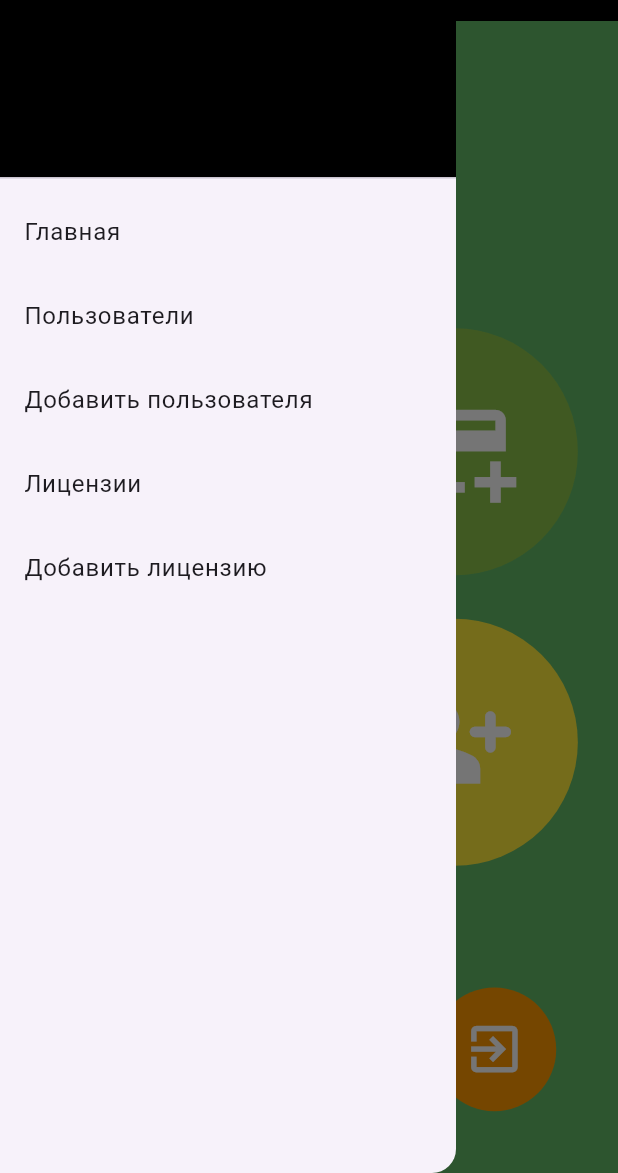
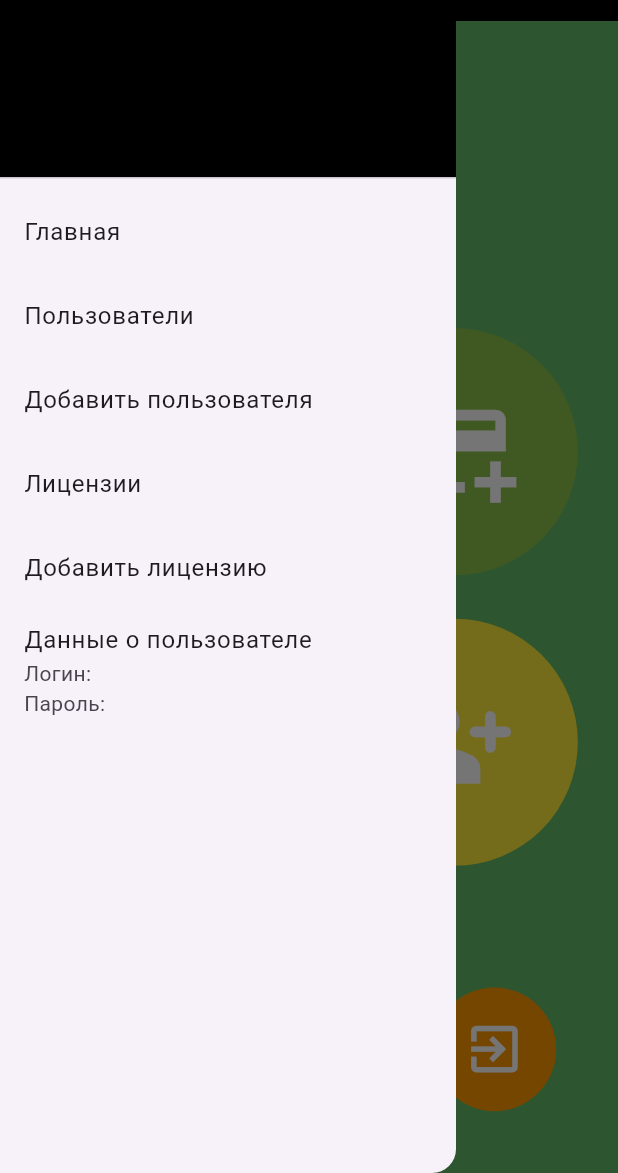
Before and after one commit to kzews/flutter, a Flutter app: the Home1Page screen opened directly with empty values, with the side drawer open, on a phone screen of 412 x 824 dp, the part 63-1236 px from its top. Run offline on Flutter 3.47's test engine with Material 3 defaults, Android fonts, the light colour scheme and no system bars; our stand-ins replace dio, flutter_form_builder, page_transition.

Commit message:
refactor code, fix bugs, added processing of the "back" button for android (to exit the application, press twice)

```diff
--- a/lib/appBar.dart
+++ b/lib/appBar.dart
@@ -114,6 +114,23 @@ class AppDrawer extends StatelessWidget {
               ));
             },
           ),
+          ListTile(
+            title: const Text('Данные о пользователе'),
+
+            onTap: () {
+              Navigator.of(context).pushReplacement(PageTransition(
+                type: PageTransitionType.leftToRight,
+                child: HomePage(userDto: userDto),
+              ));
+            },
+            subtitle: Column(
+              crossAxisAlignment: CrossAxisAlignment.start,
+              children: [
+                Text('Логин: ${userDto.login}'),
+                Text('Пароль: ${userDto.password}'),
+              ],
+            ),
+          ),
         ],
       ),
     );
--- a/lib/screens/test_page.dart
+++ b/lib/screens/test_page.dart
@@ -7,6 +7,7 @@ import 'package:page_transition/page_transition.dart';
 
 import '../appBar.dart';
 import '../objects/userDto.dart';
+import '../services/backButton.dart';
 import 'add_license.dart';
 
 class Home1Page extends StatefulWidget {
@@ -19,6 +20,7 @@ class Home1Page extends StatefulWidget {
 
 class _Home1PageState extends State<Home1Page> {
   late bool isHovered; // Инициализация переменной в состоянии
+  DateTime? currentBackPressTime;
 
   @override
   void initState() {
@@ -35,7 +37,11 @@ class _Home1PageState extends State<Home1Page> {
     double bottomPadding =
         MediaQuery.of(context).size.height * 0.05; // 5% высоты экрана
 
-    return Scaffold(
+    return WillPopScope(
+      onWillPop: () async {
+        return backButton(context);
+      },
+      child: Scaffold(
         appBar: CustomAppBar(userDto: widget.userDto),
         drawer: AppDrawer(userDto: widget.userDto),
         body: Stack(
@@ -47,11 +53,13 @@ class _Home1PageState extends State<Home1Page> {
                   Row(
                     mainAxisAlignment: MainAxisAlignment.center,
                     children: [
-                    HoverButton(context, Colors.red, Icons.groups_outlined, () {
+                      HoverButton(context, Colors.red, Icons.groups_outlined,
+                          () {
                         _navigateToPage(context, Colors.red);
                       }),
                       SizedBox(width: screenWidth * 0.07),
-                    HoverButton(context, Colors.lightGreen, Icons.add_card, () {
+                      HoverButton(context, Colors.lightGreen, Icons.add_card,
+                          () {
                         _navigateToPage(context, Colors.lightGreen);
                       }),
                     ],
@@ -84,6 +92,7 @@ class _Home1PageState extends State<Home1Page> {
             ),
           ],
         ),
+      ),
     );
   }
 
@@ -103,7 +112,6 @@ class _Home1PageState extends State<Home1Page> {
 
     Navigator.of(context).pushReplacement(PageTransition(
       type: PageTransitionType.fade,
-      // Выберите нужный вам тип анимации (например, fade)
       child: page,
     ));
   }
@@ -161,20 +169,3 @@ class _HoverButtonState extends State<HoverButton> {
     );
   }
 }
-
-// class MyCustomRoute<T> extends MaterialPageRoute<T> {
-//   MyCustomRoute({WidgetBuilder? builder, RouteSettings? settings})
-//       : super(builder: builder!, settings: settings);
-//
-//   @override
-//   Widget buildTransitions(BuildContext context, Animation<double> animation,
-//       Animation<double> secondaryAnimation, Widget child) {
-//     if (ModalRoute.of(context)?.isFirst ?? false) {
-//       // This is the initial route, no transition animation
-//       return child;
-//     } else {
-//       // For other routes, apply fade transition
-//       return FadeTransition(opacity: animation, child: child);
-//     }
-//   }
-// }
```
Also changed, not shown: lib/screens/add_license.dart (+12 -4 lines), lib/screens/login_page.dart (+27 -3 lines), lib/screens/registration.dart (+16 -4 lines), lib/screens/table.dart (+19 -8 lines), lib/screens/users_table.dart (+25 -18 lines), lib/services/backButton.dart (added, +17 -0 lines), lib/environment.dart (line endings or trailing spaces). Lines whose indentation alone changed are shown as unchanged.
